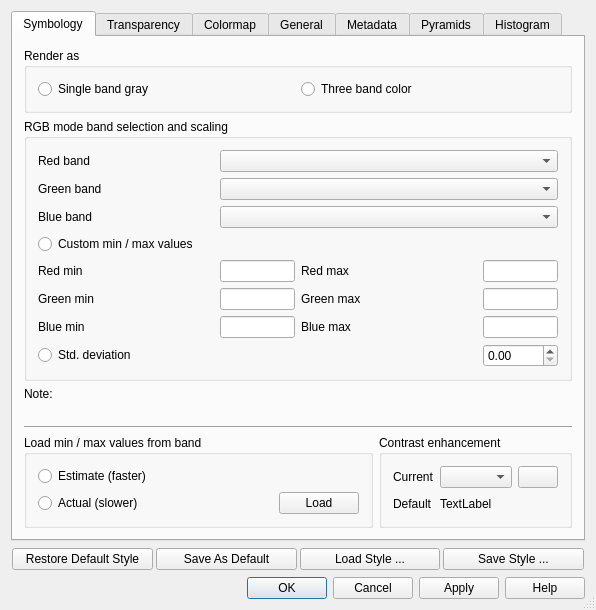
The window that src/ui/qgsrasterlayerpropertiesbase.ui (qgis/QGIS) describes before a commit, drawn with Qt 5.
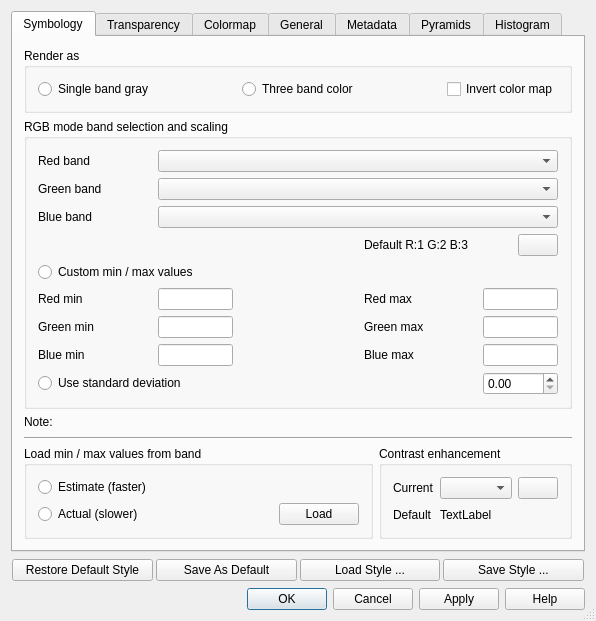
The same window after the commit. Icons and pictures are not drawn.

Commit message: -Moved invert color controls back onto main tab -Changed default load behavior so two band images show up on initial load, closes ticket #1157 -Moved to using generic band names (i.e., Band 1, Band 2) rather than names stored in the raster file itself -Updated set default contrast enhancement behavior so that it not applied until the ok or apply button is clicked -Added a default band combination setting that will be persistant between QGIS sessions.

```diff
--- a/src/ui/qgsrasterlayerpropertiesbase.ui
+++ b/src/ui/qgsrasterlayerpropertiesbase.ui
@@ -37,21 +37,60 @@
          <property name="title" >
           <string>Render as</string>
          </property>
-         <layout class="QGridLayout" >
-          <item row="0" column="0" >
+         <layout class="QHBoxLayout" >
+          <item>
            <widget class="QRadioButton" name="rbtnSingleBand" >
             <property name="text" >
              <string>Single band gray</string>
             </property>
            </widget>
           </item>
-          <item row="0" column="1" >
+          <item>
+           <spacer>
+            <property name="orientation" >
+             <enum>Qt::Horizontal</enum>
+            </property>
+            <property name="sizeHint" >
+             <size>
+              <width>40</width>
+              <height>20</height>
+             </size>
+            </property>
+           </spacer>
+          </item>
+          <item>
            <widget class="QRadioButton" name="rbtnThreeBand" >
             <property name="text" >
              <string>Three band color</string>
             </property>
            </widget>
           </item>
+          <item>
+           <spacer>
+            <property name="orientation" >
+             <enum>Qt::Horizontal</enum>
+            </property>
+            <property name="sizeHint" >
+             <size>
+              <width>40</width>
+              <height>20</height>
+             </size>
+            </property>
+           </spacer>
+          </item>
+          <item>
+           <widget class="QCheckBox" name="cboxInvertColorMap" >
+            <property name="sizePolicy" >
+             <sizepolicy vsizetype="Fixed" hsizetype="Expanding" >
+              <horstretch>0</horstretch>
+              <verstretch>0</verstretch>
+             </sizepolicy>
+            </property>
+            <property name="text" >
+             <string>Invert color map</string>
+            </property>
+           </widget>
+          </item>
          </layout>
         </widget>
        </item>
@@ -96,7 +135,7 @@
                 </property>
                </widget>
               </item>
-              <item row="0" column="1" colspan="3" >
+              <item row="0" column="1" colspan="4" >
                <widget class="QComboBox" name="cboRed" >
                 <property name="sizePolicy" >
                  <sizepolicy vsizetype="Fixed" hsizetype="Expanding" >
@@ -128,7 +167,7 @@
                 </property>
                </widget>
               </item>
-              <item row="1" column="1" colspan="3" >
+              <item row="1" column="1" colspan="4" >
                <widget class="QComboBox" name="cboGreen" >
                 <property name="sizePolicy" >
                  <sizepolicy vsizetype="Fixed" hsizetype="Expanding" >
@@ -160,7 +199,7 @@
                 </property>
                </widget>
               </item>
-              <item row="2" column="1" colspan="3" >
+              <item row="2" column="1" colspan="4" >
                <widget class="QComboBox" name="cboBlue" >
                 <property name="sizePolicy" >
                  <sizepolicy vsizetype="Fixed" hsizetype="Expanding" >
@@ -182,14 +221,47 @@
                 </property>
                </widget>
               </item>
-              <item row="3" column="0" colspan="2" >
+              <item row="3" column="3" colspan="2" >
+               <layout class="QHBoxLayout" >
+                <item>
+                 <widget class="QLabel" name="labelDefaultBandCombination" >
+                  <property name="text" >
+                   <string>Default R:1 G:2 B:3</string>
+                  </property>
+                 </widget>
+                </item>
+                <item>
+                 <widget class="QPushButton" name="pbtnMakeBandCombinationDefault" >
+                  <property name="sizePolicy" >
+                   <sizepolicy vsizetype="Fixed" hsizetype="Fixed" >
+                    <horstretch>0</horstretch>
+                    <verstretch>0</verstretch>
+                   </sizepolicy>
+                  </property>
+                  <property name="toolTip" >
+                   <string>Save current band combination as default. This setting will be persistent between QGIS sessions.</string>
+                  </property>
+                  <property name="whatsThis" >
+                   <string>Save current band combination as a default. This setting will be persistent between QGIS sessions.</string>
+                  </property>
+                  <property name="text" >
+                   <string/>
+                  </property>
+                  <property name="icon" >
+                   <iconset>../../images/themes/default/mActionFileSave.png</iconset>
+                  </property>
+                 </widget>
+                </item>
+               </layout>
+              </item>
+              <item row="4" column="0" colspan="5" >
                <widget class="QRadioButton" name="rbtnThreeBandMinMax" >
                 <property name="text" >
                  <string>Custom min / max values</string>
                 </property>
                </widget>
               </item>
-              <item row="4" column="0" >
+              <item row="5" column="0" >
                <widget class="QLabel" name="lblRedMin" >
                 <property name="sizePolicy" >
                  <sizepolicy vsizetype="Minimum" hsizetype="MinimumExpanding" >
@@ -202,7 +274,7 @@
                 </property>
                </widget>
               </item>
-              <item row="4" column="1" >
+              <item row="5" column="1" >
                <widget class="QLineEdit" name="leRedMin" >
                 <property name="sizePolicy" >
                  <sizepolicy vsizetype="Minimum" hsizetype="Expanding" >
@@ -227,7 +299,20 @@
                 </property>
                </widget>
               </item>
-              <item row="4" column="2" >
+              <item row="5" column="2" >
+               <spacer>
+                <property name="orientation" >
+                 <enum>Qt::Horizontal</enum>
+                </property>
+                <property name="sizeHint" >
+                 <size>
+                  <width>119</width>
+                  <height>16</height>
+                 </size>
+                </property>
+               </spacer>
+              </item>
+              <item row="5" column="3" >
                <widget class="QLabel" name="lblRedMax" >
                 <property name="sizePolicy" >
                  <sizepolicy vsizetype="Minimum" hsizetype="MinimumExpanding" >
@@ -240,7 +325,7 @@
                 </property>
                </widget>
               </item>
-              <item row="4" column="3" >
+              <item row="5" column="4" >
                <widget class="QLineEdit" name="leRedMax" >
                 <property name="sizePolicy" >
                  <sizepolicy vsizetype="Minimum" hsizetype="Expanding" >
@@ -265,7 +350,7 @@
                 </property>
                </widget>
               </item>
-              <item row="5" column="0" >
+              <item row="6" column="0" >
                <widget class="QLabel" name="lblGreenMin" >
                 <property name="sizePolicy" >
                  <sizepolicy vsizetype="Minimum" hsizetype="MinimumExpanding" >
@@ -278,7 +363,7 @@
                 </property>
                </widget>
               </item>
-              <item row="5" column="1" >
+              <item row="6" column="1" >
                <widget class="QLineEdit" name="leGreenMin" >
                 <property name="sizePolicy" >
                  <sizepolicy vsizetype="Minimum" hsizetype="Expanding" >
@@ -303,7 +388,7 @@
                 </property>
                </widget>
               </item>
-              <item row="5" column="2" >
+              <item row="6" column="3" >
                <widget class="QLabel" name="lblGreenMax" >
                 <property name="sizePolicy" >
                  <sizepolicy vsizetype="Minimum" hsizetype="MinimumExpanding" >
@@ -316,7 +401,7 @@
                 </property>
                </widget>
               </item>
-              <item row="5" column="3" >
+              <item row="6" column="4" >
                <widget class="QLineEdit" name="leGreenMax" >
                 <property name="sizePolicy" >
                  <sizepolicy vsizetype="Minimum" hsizetype="Expanding" >
@@ -341,7 +426,7 @@
                 </property>
                </widget>
               </item>
-              <item row="6" column="0" >
+              <item row="7" column="0" >
                <widget class="QLabel" name="lblBlueMin" >
                 <property name="sizePolicy" >
                  <sizepolicy vsizetype="Minimum" hsizetype="MinimumExpanding" >
@@ -354,7 +439,7 @@
                 </property>
                </widget>
               </item>
-              <item row="6" column="1" >
+              <item row="7" column="1" >
                <widget class="QLineEdit" name="leBlueMin" >
                 <property name="sizePolicy" >
                  <sizepolicy vsizetype="Minimum" hsizetype="Expanding" >
@@ -379,7 +464,7 @@
                 </property>
                </widget>
               </item>
-              <item row="6" column="2" >
+              <item row="7" column="3" >
                <widget class="QLabel" name="lblBlueMax" >
                 <property name="sizePolicy" >
                  <sizepolicy vsizetype="Minimum" hsizetype="MinimumExpanding" >
@@ -392,7 +477,7 @@
                 </property>
                </widget>
               </item>
-              <item row="6" column="3" >
+              <item row="7" column="4" >
                <widget class="QLineEdit" name="leBlueMax" >
                 <property name="sizePolicy" >
                  <sizepolicy vsizetype="Minimum" hsizetype="Expanding" >
@@ -417,14 +502,14 @@
                 </property>
                </widget>
               </item>
-              <item row="7" column="0" colspan="2" >
+              <item row="8" column="0" colspan="2" >
                <widget class="QRadioButton" name="rbtnThreeBandStdDev" >
                 <property name="text" >
-                 <string>Std. deviation</string>
+                 <string>Use standard deviation</string>
                 </property>
                </widget>
               </item>
-              <item row="7" column="3" >
+              <item row="8" column="4" >
                <widget class="QDoubleSpinBox" name="sboxThreeBandStdDev" >
                 <property name="maximum" >
                  <double>10.000000000000000</double>
@@ -514,20 +599,7 @@
                 </property>
                </widget>
               </item>
-              <item row="2" column="1" colspan="5" >
-               <widget class="QCheckBox" name="cboxInvertColorMap" >
-                <property name="sizePolicy" >
-                 <sizepolicy vsizetype="Fixed" hsizetype="Expanding" >
-                  <horstretch>0</horstretch>
-                  <verstretch>0</verstretch>
-                 </sizepolicy>
-                </property>
-                <property name="text" >
-                 <string>Invert color map</string>
-                </property>
-               </widget>
-              </item>
-              <item row="3" column="0" colspan="2" >
+              <item row="4" column="0" colspan="2" >
                <widget class="QRadioButton" name="rbtnSingleBandMinMax" >
                 <property name="text" >
                  <string>Custom min / max values</string>
```
Left out of the diff: 26 changed lines with no effect on the pictures. The commit also changes 5 other files.
